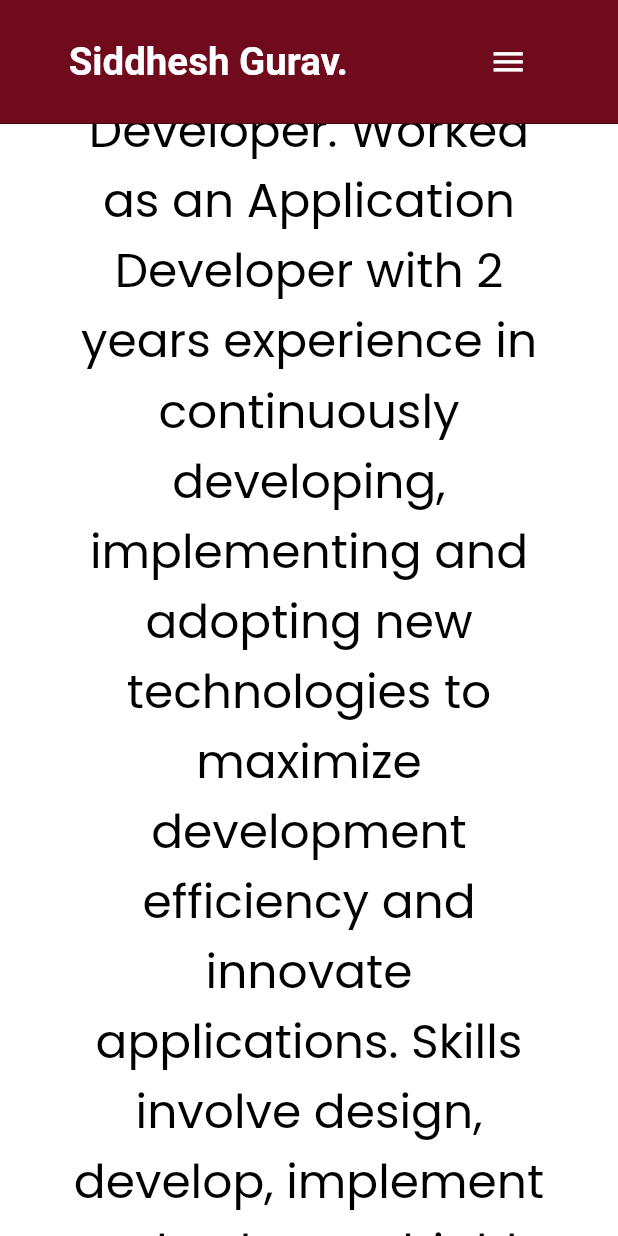
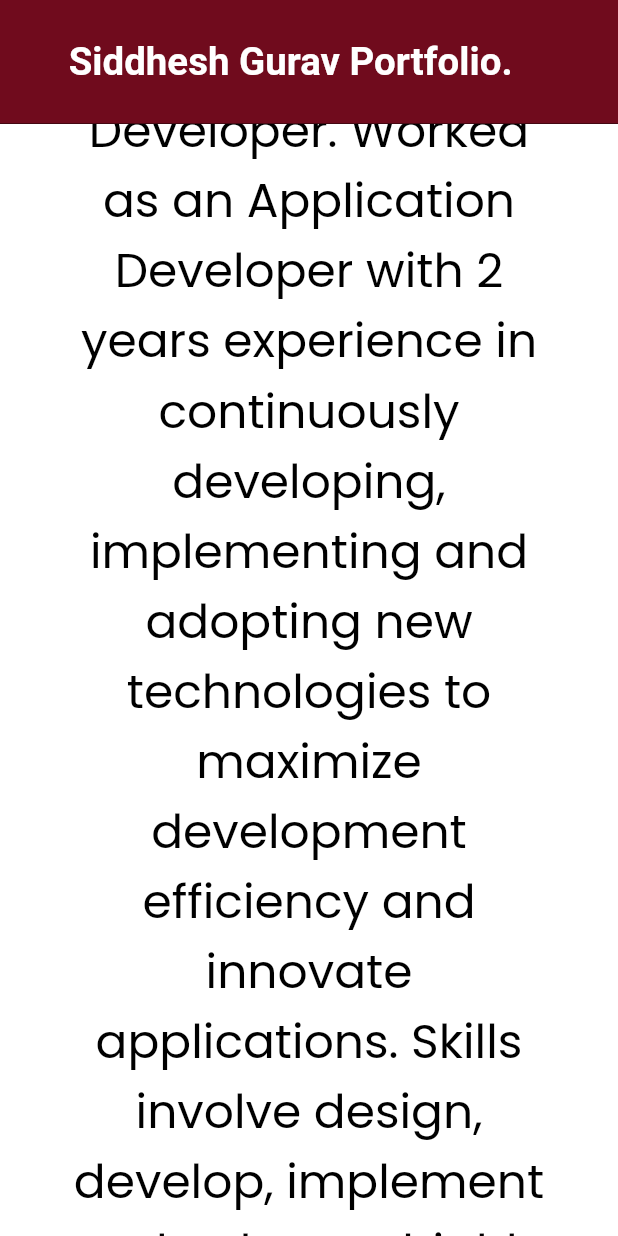
Before and after one commit to Sid1396/MyPortfolioWebsites, a Flutter app: the screen it shows after launch, scrolled down 1728 dp, on a phone screen of 412 x 824 dp. Run offline on Flutter 3.47's test engine with Material 2 defaults, Android fonts, the phone set to English and light mode, and no system bars; our stand-ins replace animated_text_kit, carousel_slider, flutter_screenutil, google_fonts, responsive_framework; missing offline and left inert: hovering, mailto; Roboto replaces fonts that are missing (Ubuntu).

Commit message:
nav bar removed

```diff
--- a/lib/Responsive/HomePage.dart
+++ b/lib/Responsive/HomePage.dart
@@ -147,7 +147,7 @@ class _HomePageState extends State<HomePage> {
               child: Row(
                 children: [
                   Text(
-                    'Siddhesh',
+                    'Siddhesh Gurav',
                     style: GoogleFonts.ubuntu(
                         color: white,
                         fontSize: 28,
@@ -155,7 +155,7 @@ class _HomePageState extends State<HomePage> {
                         decoration: TextDecoration.none),
                   ),
                   Text(
-                    ' Gurav.',
+                    ' Portfolio.',
                     style: GoogleFonts.ubuntu(
                         color: _opacity == 0 ? red : Colors.white,
                         fontWeight: FontWeight.bold,
@@ -173,131 +173,131 @@ class _HomePageState extends State<HomePage> {
                 );
               },
             ),
-            ResponsiveVisibility(
-              visible: false,
-              visibleWhen: [
-                Condition.largerThan(name: MOBILE),
-                Condition.largerThan(name: TABLET),
-                Condition.largerThan(name: DESKTOP)
-              ],
-              child: Expanded(
-                child: Row(
-                  mainAxisAlignment: MainAxisAlignment.end,
-                  children: [
-                    TweenAnimationBuilder(
-                      child: HoverButton(
-                        onpressed: () {},
-                        hoverTextColor: _opacity == 0 ? red : Colors.white,
-                        textColor: white,
-                        child: Text(
-                          'Home',
-                          style: GoogleFonts.ubuntu(
-                              fontSize: size.width <= 1200 ? 16 : 20,
-                              fontWeight: FontWeight.bold,
-                              decoration: TextDecoration.none),
-                        ),
-                      ),
-                      duration: Duration(milliseconds: 3000),
-                      curve: Interval(0, 0.2, curve: Curves.easeIn),
-                      tween: Tween<double>(begin: 0, end: 1),
-                      builder: (BuildContext context, double position,
-                          Widget child) {
-                        return Opacity(
-                          opacity: position,
-                          child: child,
-                        );
-                      },
-                    ),
-                    SizedBox(width: size.width / 20),
-                    TweenAnimationBuilder(
-                      child: HoverButton(
-                        onpressed: () {},
-                        hoverTextColor: _opacity == 0 ? red : Colors.white,
-                        textColor: white,
-                        child: Text(
-                          'About',
-                          style: GoogleFonts.ubuntu(
-                              fontSize: size.width <= 1200 ? 16 : 20,
-                              fontWeight: FontWeight.bold,
-                              decoration: TextDecoration.none),
-                        ),
-                      ),
-                      duration: Duration(milliseconds: 3000),
-                      curve: Interval(0.2, 0.4, curve: Curves.easeIn),
-                      tween: Tween<double>(begin: 0, end: 1),
-                      builder: (BuildContext context, double position,
-                          Widget child) {
-                        return Opacity(
-                          opacity: position,
-                          child: child,
-                        );
-                      },
-                    ),
-                    SizedBox(width: size.width / 20),
-                    TweenAnimationBuilder(
-                      child: HoverButton(
-                        onpressed: () {},
-                        hoverTextColor: _opacity == 0 ? red : Colors.white,
-                        textColor: white,
-                        child: Text(
-                          'Projects',
-                          style: GoogleFonts.ubuntu(
-                              fontSize: size.width <= 1200 ? 16 : 20,
-                              fontWeight: FontWeight.bold,
-                              decoration: TextDecoration.none),
-                        ),
-                      ),
-                      duration: Duration(milliseconds: 3000),
-                      curve: Interval(0.4, 0.6, curve: Curves.easeIn),
-                      tween: Tween<double>(begin: 0, end: 1),
-                      builder: (BuildContext context, double position,
-                          Widget child) {
-                        return Opacity(
-                          opacity: position,
-                          child: child,
-                        );
-                      },
-                    ),
-                    SizedBox(width: size.width / 20),
-                    TweenAnimationBuilder(
-                      child: HoverButton(
-                        onpressed: () {},
-                        hoverTextColor: _opacity == 0 ? red : Colors.white,
-                        textColor: white,
-                        child: Text(
-                          'Contact',
-                          style: GoogleFonts.ubuntu(
-                              fontSize: size.width <= 1200 ? 16 : 20,
-                              fontWeight: FontWeight.bold,
-                              decoration: TextDecoration.none),
-                        ),
-                      ),
-                      duration: Duration(milliseconds: 3000),
-                      curve: Interval(0.6, 0.8, curve: Curves.easeIn),
-                      tween: Tween<double>(begin: 0, end: 1),
-                      builder: (BuildContext context, double position,
-                          Widget child) {
-                        return Opacity(
-                          opacity: position,
-                          child: child,
-                        );
-                      },
-                    ),
-                  ],
-                ),
-              ),
-            ),
-            ResponsiveVisibility(
-              visible: false,
-              visibleWhen: [Condition.equals(name: MOBILE)],
-              child: Expanded(
-                  child: Container(
-                alignment: Alignment.centerRight,
-                child: Padding(
-                    padding: EdgeInsets.only(right: 16),
-                    child: Icon(Icons.menu, color: white, size: 28)),
-              )),
-            ),
+            // ResponsiveVisibility(
+            //   visible: false,
+            //   visibleWhen: [
+            //     Condition.largerThan(name: MOBILE),
+            //     Condition.largerThan(name: TABLET),
+            //     Condition.largerThan(name: DESKTOP)
+            //   ],
+            //   child: Expanded(
+            //     child: Row(
+            //       mainAxisAlignment: MainAxisAlignment.end,
+            //       children: [
+            //         TweenAnimationBuilder(
+            //           child: HoverButton(
+            //             onpressed: () {},
+            //             hoverTextColor: _opacity == 0 ? red : Colors.white,
+            //             textColor: white,
+            //             child: Text(
+            //               'Home',
+            //               style: GoogleFonts.ubuntu(
+            //                   fontSize: size.width <= 1200 ? 16 : 20,
+            //                   fontWeight: FontWeight.bold,
+            //                   decoration: TextDecoration.none),
+            //             ),
+            //           ),
+            //           duration: Duration(milliseconds: 3000),
+            //           curve: Interval(0, 0.2, curve: Curves.easeIn),
+            //           tween: Tween<double>(begin: 0, end: 1),
+            //           builder: (BuildContext context, double position,
+            //               Widget child) {
+            //             return Opacity(
+            //               opacity: position,
+            //               child: child,
+            //             );
+            //           },
+            //         ),
+            //         SizedBox(width: size.width / 20),
+            //         TweenAnimationBuilder(
+            //           child: HoverButton(
+            //             onpressed: () {},
+            //             hoverTextColor: _opacity == 0 ? red : Colors.white,
+            //             textColor: white,
+            //             child: Text(
+            //               'About',
+            //               style: GoogleFonts.ubuntu(
+            //                   fontSize: size.width <= 1200 ? 16 : 20,
+            //                   fontWeight: FontWeight.bold,
+            //                   decoration: TextDecoration.none),
+            //             ),
+            //           ),
+            //           duration: Duration(milliseconds: 3000),
+            //           curve: Interval(0.2, 0.4, curve: Curves.easeIn),
+            //           tween: Tween<double>(begin: 0, end: 1),
+            //           builder: (BuildContext context, double position,
+            //               Widget child) {
+            //             return Opacity(
+            //               opacity: position,
+            //               child: child,
+            //             );
+            //           },
+            //         ),
+            //         SizedBox(width: size.width / 20),
+            //         TweenAnimationBuilder(
+            //           child: HoverButton(
+            //             onpressed: () {},
+            //             hoverTextColor: _opacity == 0 ? red : Colors.white,
+            //             textColor: white,
+            //             child: Text(
+            //               'Projects',
+            //               style: GoogleFonts.ubuntu(
+            //                   fontSize: size.width <= 1200 ? 16 : 20,
+            //                   fontWeight: FontWeight.bold,
+            //                   decoration: TextDecoration.none),
+            //             ),
+            //           ),
+            //           duration: Duration(milliseconds: 3000),
+            //           curve: Interval(0.4, 0.6, curve: Curves.easeIn),
+            //           tween: Tween<double>(begin: 0, end: 1),
+            //           builder: (BuildContext context, double position,
+            //               Widget child) {
+            //             return Opacity(
+            //               opacity: position,
+            //               child: child,
+            //             );
+            //           },
+            //         ),
+            //         SizedBox(width: size.width / 20),
+            //         TweenAnimationBuilder(
+            //           child: HoverButton(
+            //             onpressed: () {},
+            //             hoverTextColor: _opacity == 0 ? red : Colors.white,
+            //             textColor: white,
+            //             child: Text(
+            //               'Contact',
+            //               style: GoogleFonts.ubuntu(
+            //                   fontSize: size.width <= 1200 ? 16 : 20,
+            //                   fontWeight: FontWeight.bold,
+            //                   decoration: TextDecoration.none),
+            //             ),
+            //           ),
+            //           duration: Duration(milliseconds: 3000),
+            //           curve: Interval(0.6, 0.8, curve: Curves.easeIn),
+            //           tween: Tween<double>(begin: 0, end: 1),
+            //           builder: (BuildContext context, double position,
+            //               Widget child) {
+            //             return Opacity(
+            //               opacity: position,
+            //               child: child,
+            //             );
+            //           },
+            //         ),
+            //       ],
+            //     ),
+            //   ),
+            // ),
+            // ResponsiveVisibility(
+            //   visible: false,
+            //   visibleWhen: [Condition.equals(name: MOBILE)],
+            //   child: Expanded(
+            //       child: Container(
+            //     alignment: Alignment.centerRight,
+            //     child: Padding(
+            //         padding: EdgeInsets.only(right: 16),
+            //         child: Icon(Icons.menu, color: white, size: 28)),
+            //   )),
+            // ),
           ],
         ),
       ),
```
